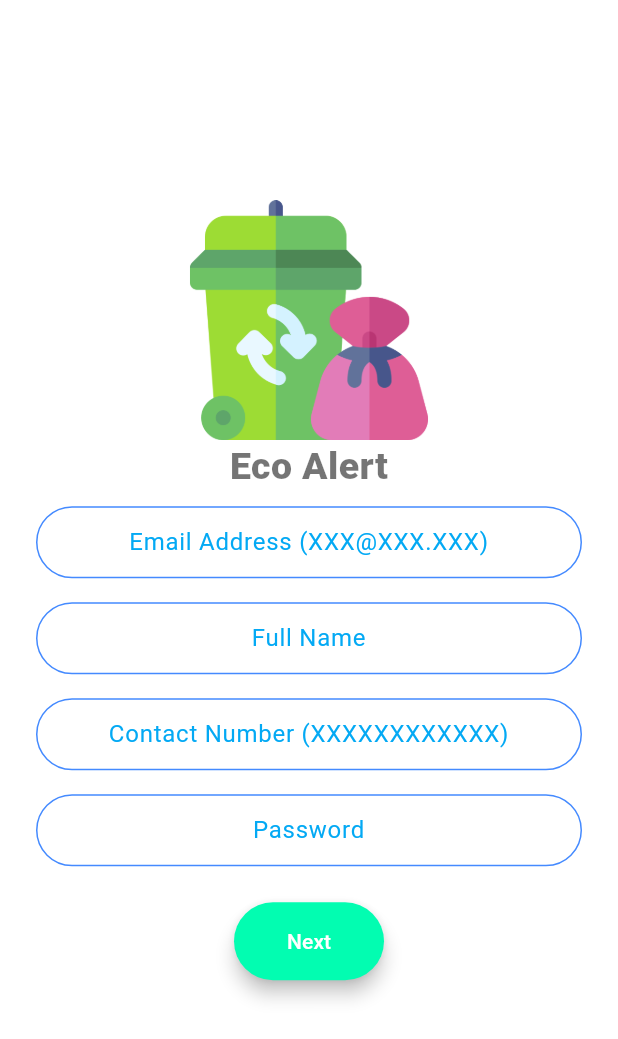
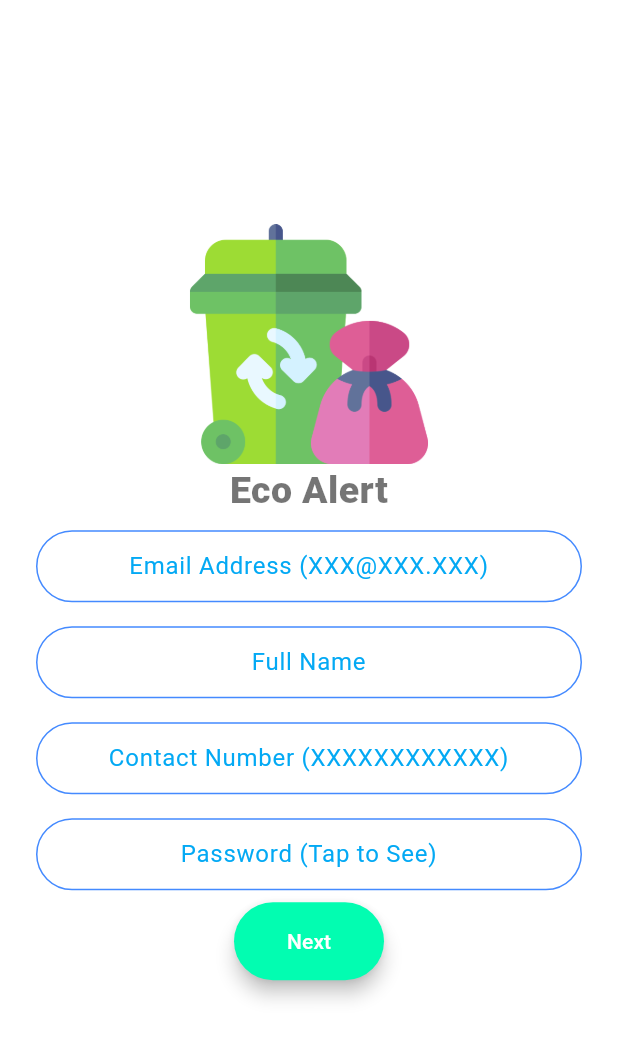
Before and after one commit to RanaMahadAhmer/EcoAlert, a Flutter app: the ProfileRegistration screen opened by its route, on a phone screen of 412 x 824 dp. Shown: the top 1039 px of the screen. Run offline on Flutter 3.47's test engine with Material 3 defaults, Android fonts, the phone set to English and light mode, and no system bars; our stand-ins replace cloud_firestore, firebase_auth, firebase_core, firebase_messaging, flutter_datetime_picker_plus, flutter_local_notifications and 6 more; missing offline and left inert: a package; accounts and stored records are empty.

Commit message:
Sroll Behaviour of sign up screen in landsape works, implemented peak password functionality

```diff
--- a/lib/screens/registration/profile_registration.dart
+++ b/lib/screens/registration/profile_registration.dart
@@ -27,6 +27,8 @@ class _ProfileRegistrationState extends State<ProfileRegistration> {
   final _auth = FirebaseAuth.instance;
   late UserCredential user;
   Widget errorCode = const Text('');
+  List _entryBoxList = [];
+  bool _isVisible = true;
 
   void _showWarning({required String msg}) {
     setState(() {
@@ -44,7 +46,7 @@ class _ProfileRegistrationState extends State<ProfileRegistration> {
       required Function(String) fun,
       TextInputType? keyboard,
       bool textHidden = false,
-      List<TextInputFormatter>? formatter}) {
+      TextInputFormatter? formatter}) {
     return Padding(
       padding: const EdgeInsets.symmetric(vertical: 8.0),
       child: TextField(
@@ -53,7 +55,17 @@ class _ProfileRegistrationState extends State<ProfileRegistration> {
         textAlign: TextAlign.center,
         keyboardType: keyboard,
         onChanged: fun,
-        inputFormatters: formatter,
+        obscuringCharacter: "*",
+        onTap: () {
+          if (hint == 'Password (Tap to See)') {
+            setState(() {
+              _isVisible = !_isVisible;
+            });
+          }
+        },
+        inputFormatters: <TextInputFormatter>[
+          formatter ?? FilteringTextInputFormatter.deny('')
+        ],
         decoration: InputDecoration(
           hintText: hint,
           hintStyle: const TextStyle(color: Colors.lightBlue),
@@ -72,51 +84,8 @@ class _ProfileRegistrationState extends State<ProfileRegistration> {
     );
   }
 
-  Widget _portraitMode(BuildContext context) {
-    return SingleChildScrollView(
-      padding: const EdgeInsets.symmetric(horizontal: 24.0),
-      child: ConstrainedBox(
-        constraints:
-            BoxConstraints(minHeight: MediaQuery.sizeOf(context).height),
-        child: Column(
-          mainAxisAlignment: MainAxisAlignment.center,
-          children: <Widget>[
-            buildLogo(height: 160),
-            _createInputField(
-                hint: 'Email Address (XXX@XXX.XXX)',
-                fun: (value) {
-                  UserInformation.userEmail = value;
-                },
-                formatter: [EmailFormatter()]),
-            _createInputField(
-              hint: 'Full Name',
-              fun: (value) {
-                UserInformation.userName = value;
-              },
-              formatter: [
-                NameFormatter(),
-              ],
-            ),
-            _createInputField(
-              hint: 'Contact Number (XXXXXXXXXXXX)',
-              keyboard: TextInputType.phone,
-              fun: (value) {
-                UserInformation.userContact = value;
-              },
-              formatter: [
-                PhoneNumberFormatter(),
-              ],
-            ),
-            _createInputField(
-              hint: 'Password',
-              textHidden: true,
-              fun: (value) {
-                UserInformation.userPassword = value;
-              },
-            ),
-            Padding(
-              padding: const EdgeInsets.symmetric(vertical: 16.0),
-              child: Material(
+  _createNextButton() {
+    return Material(
       color: colorOne,
       borderRadius: const BorderRadius.all(Radius.circular(30.0)),
       elevation: 5.0,
@@ -131,19 +100,40 @@ class _ProfileRegistrationState extends State<ProfileRegistration> {
           style: TextStyle(color: Colors.white),
         ),
       ),
+    );
+  }
+
+  Widget _portraitMode(BuildContext context) {
+    return LayoutBuilder(
+      builder: (BuildContext context, BoxConstraints constraints) {
+        return SingleChildScrollView(
+          padding: const EdgeInsets.symmetric(horizontal: 24.0),
+          child: ConstrainedBox(
+            constraints: BoxConstraints(
+              minHeight: constraints.maxHeight,
             ),
-            ),
+            child: Column(
+              mainAxisSize: MainAxisSize.min,
+              mainAxisAlignment: MainAxisAlignment.center,
+              children: <Widget>[
+                buildLogo(height: 160),
+                ..._entryBoxList,
+                _createNextButton(),
                 Center(child: errorCode),
               ],
             ),
           ),
         );
+      },
+    );
   }
 
   Widget _landscapeMode(BuildContext context) {
+    return LayoutBuilder(
+      builder: (BuildContext context, BoxConstraints constraints) {
         return SingleChildScrollView(
             child: ConstrainedBox(
-      constraints: BoxConstraints(minHeight: MediaQuery.sizeOf(context).height),
+          constraints: BoxConstraints(minHeight: constraints.maxHeight),
           child: Row(
             children: <Widget>[
               Expanded(
@@ -163,23 +153,11 @@ class _ProfileRegistrationState extends State<ProfileRegistration> {
                             child: Column(
                               mainAxisAlignment: MainAxisAlignment.center,
                               children: [
-                            _createInputField(
-                              hint: 'Email Address (XXX@XXX.XXX)',
-                              fun: (value) {
-                                UserInformation.userEmail = value;
-                              },
-                              formatter: [EmailFormatter()],
-                            ),
+                                _entryBoxList[0],
                                 const SizedBox(
                                   height: 8.0,
                                 ),
-                            _createInputField(
-                              hint: 'Full Name',
-                              fun: (value) {
-                                UserInformation.userName = value;
-                              },
-                              formatter: [NameFormatter()],
-                            ),
+                                _entryBoxList[1],
                               ],
                             ),
                           ),
@@ -188,26 +166,11 @@ class _ProfileRegistrationState extends State<ProfileRegistration> {
                             child: Column(
                               mainAxisAlignment: MainAxisAlignment.center,
                               children: [
-                            _createInputField(
-                              hint: 'Contact Number (XXXXXXXXXXXX)',
-                              keyboard: TextInputType.phone,
-                              fun: (value) {
-                                UserInformation.userContact = value;
-                              },
-                              formatter: [
-                                PhoneNumberFormatter(),
-                              ],
-                            ),
+                                _entryBoxList[2],
                                 const SizedBox(
                                   height: 8.0,
                                 ),
-                            _createInputField(
-                              hint: 'Password',
-                              textHidden: true,
-                              fun: (value) {
-                                UserInformation.userPassword = value;
-                              },
-                            ),
+                                _entryBoxList[3],
                               ],
                             ),
                           ),
@@ -219,22 +182,7 @@ class _ProfileRegistrationState extends State<ProfileRegistration> {
                       ),
                       Column(
                         children: [
-                      Material(
-                        color: colorOne,
-                        borderRadius:
-                            const BorderRadius.all(Radius.circular(30.0)),
-                        elevation: 5.0,
-                        child: MaterialButton(
-                          onPressed: () {
-                            _showWarning(msg: "msg");
-                          },
-                          minWidth: 100.0,
-                          child: const Text(
-                            'Next',
-                            style: TextStyle(color: Colors.white),
-                          ),
-                        ),
-                      ),
+                          _createNextButton(),
                           Center(child: errorCode),
                         ],
                       )
@@ -243,10 +191,41 @@ class _ProfileRegistrationState extends State<ProfileRegistration> {
             ],
           ),
         ));
+      },
+    );
   }
 
   @override
   Widget build(BuildContext context) {
+    _entryBoxList = [
+      _createInputField(
+          hint: 'Email Address (XXX@XXX.XXX)',
+          fun: (value) {
+            UserInformation.userEmail = value;
+          },
+          formatter: EmailFormatter()),
+      _createInputField(
+          hint: 'Full Name',
+          fun: (value) {
+            UserInformation.userName = value;
+          },
+          formatter: NameFormatter()),
+      _createInputField(
+        hint: 'Contact Number (XXXXXXXXXXXX)',
+        keyboard: TextInputType.phone,
+        fun: (value) {
+          UserInformation.userContact = value;
+        },
+        formatter: PhoneNumberFormatter(),
+      ),
+      _createInputField(
+        hint: 'Password (Tap to See)',
+        textHidden: _isVisible,
+        fun: (value) {
+          UserInformation.userPassword = value;
+        },
+      ),
+    ];
     return Scaffold(
       backgroundColor: Colors.white,
       body: OrientationBuilder(
```
Lines whose indentation alone changed are shown as unchanged.
